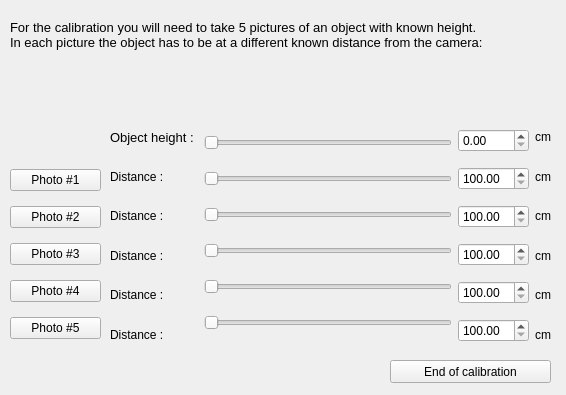
Old version of the form sources/janeladecalibragem.ui in the repository mseefelder/barosaurus.
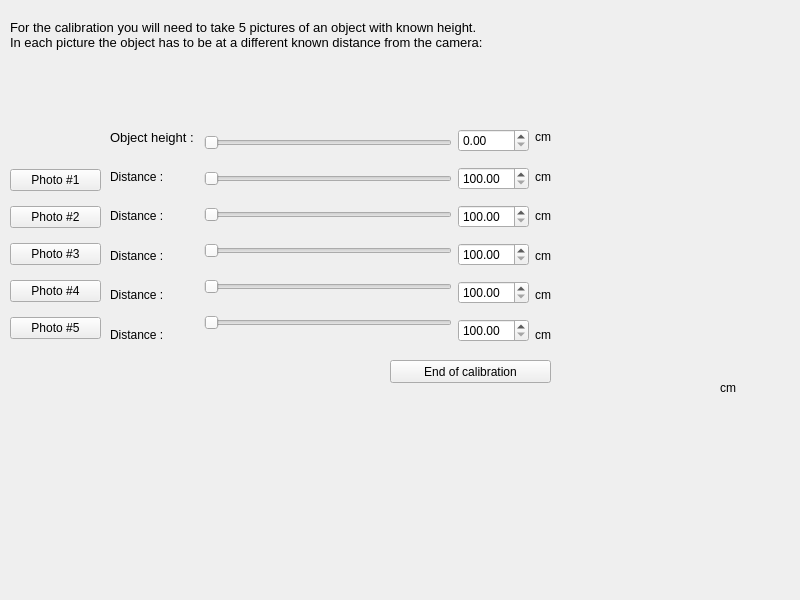
New version of the form.

```diff
--- a/sources/janeladecalibragem.ui
+++ b/sources/janeladecalibragem.ui
@@ -6,8 +6,8 @@
    <rect>
     <x>0</x>
     <y>0</y>
-    <width>566</width>
-    <height>395</height>
+    <width>800</width>
+    <height>600</height>
    </rect>
   </property>
   <property name="windowTitle">
```
